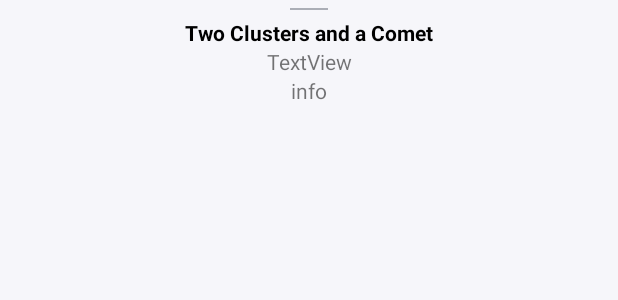
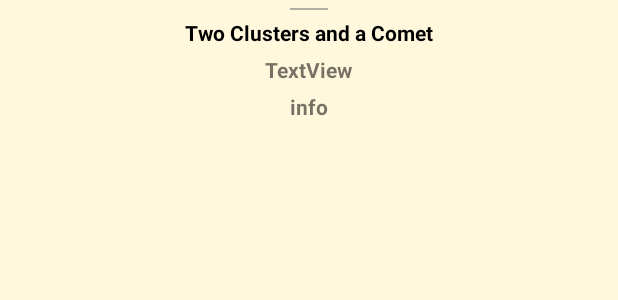
Before and after one commit to BikerIndian/GeekbrainsAndroidMaterialDesign, an Android app: the layout bottom_sheet_layout.xml on its own in the app's theme, with its tools: preview values and no code run, on a phone screen of 412 x 824 dp. Shown: the top 300 px of the screen. Run offline under Robolectric (Android 15) with nearby library versions, the phone set to English and light mode, and no system bars.

Commit message:
Добавлены стили для элементов

```diff
--- a/app/src/main/java/net/svishch/android/pictureoftheday/ui/MainActivity.kt
+++ b/app/src/main/java/net/svishch/android/pictureoftheday/ui/MainActivity.kt
@@ -14,7 +14,7 @@ class MainActivity : AppCompatActivity() {
 
         // Загрузка темы
         setTheme(AppTheme.getTheme(getPreferences(MODE_PRIVATE)))
-
+        R.style.Widget_Design_TextInputLayout
         if (savedInstanceState == null) {
             supportFragmentManager.beginTransaction()
                 .replace(R.id.container, PictureOfTheDayFragment.newInstance())
--- a/app/src/main/res/layout/bottom_sheet_layout.xml
+++ b/app/src/main/res/layout/bottom_sheet_layout.xml
@@ -5,7 +5,7 @@
     android:id="@+id/bottom_sheet_container"
     android:layout_width="match_parent"
     android:layout_height="match_parent"
-    android:background="#f6f6fa"
+    android:background="@color/cornsilk"
     app:behavior_hideable="true"
     app:behavior_peekHeight="200dp"
     android:visibility="visible"
@@ -23,40 +23,25 @@
 
     <TextView
         android:id="@+id/bottom_sheet_description_header"
-        android:layout_width="wrap_content"
-        android:layout_height="wrap_content"
-        android:layout_marginTop="5dp"
-        android:paddingStart="10dp"
-        android:paddingEnd="10dp"
+        style="@style/textView_center"
         android:textColor="#000"
-        android:textStyle="bold"
-        app:layout_constraintEnd_toEndOf="parent"
-        app:layout_constraintStart_toStartOf="parent"
         app:layout_constraintTop_toBottomOf="@+id/bottom_sheet_line"
-        tools:text="Two Clusters and a Comet" />
+        tools:text="Two Clusters and a Comet"
+        tools:ignore="MissingConstraints" />
 
     <TextView
         android:id="@+id/text_date"
-        android:layout_width="wrap_content"
-        android:layout_height="wrap_content"
+        style="@style/textView_center"
         android:text="TextView"
-        tools:layout_editor_absoluteX="153dp"
-        tools:layout_editor_absoluteY="89dp"
-        app:layout_constraintEnd_toEndOf="parent"
-        app:layout_constraintStart_toStartOf="parent"
         app:layout_constraintTop_toBottomOf="@+id/bottom_sheet_description_header"
         tools:ignore="MissingConstraints" />
 
     <TextView
         android:id="@+id/bottom_sheet_description"
-        android:layout_width="wrap_content"
-        android:layout_height="wrap_content"
-        android:paddingStart="10dp"
-        android:paddingEnd="10dp"
-        app:layout_constraintEnd_toEndOf="parent"
-        app:layout_constraintStart_toStartOf="parent"
+        style="@style/textView_center"
         app:layout_constraintTop_toBottomOf="@+id/text_date"
-        tools:text="info" />
+        tools:text="info"
+        tools:ignore="MissingConstraints" />
 
 
 
--- a/app/src/main/res/values/colors.xml
+++ b/app/src/main/res/values/colors.xml
@@ -8,9 +8,10 @@
     <color name="black">#FF000000</color>
     <color name="white">#FFFFFFFF</color>
     <color name="light_blue">#ADD8E6</color>
-    <color name="lime_green">#32CD32</color>
+    <color name="lime_green">#00FF00</color>
     <color name="light_green">#32CD32</color>
     <color name="pale_Turquoise">#32CD32</color>
+    <color name="cornsilk">#FFF8DC</color>
 
     <color name="colorPrimary">#008577</color>
     <color name="colorPrimaryDark">#00574B</color>
--- /dev/null
+++ b/app/src/main/res/values/stile_layout_components.xml
@@ -0,0 +1,56 @@
+<?xml version="1.0" encoding="utf-8"?>
+<resources>
+    <style name="wikipedia_textInputLayout"  parent="width_and_height_100">
+        <item name="backgroundTint">@color/theme_mars_chocolate</item>
+        <item name="android:layout_width">0dp</item>
+        <item name="android:layout_height">wrap_content</item>
+        <item name="endIconMode">custom</item>
+        <item name="layout_constraintEnd_toEndOf">parent</item>
+        <item name="layout_constraintStart_toStartOf">parent</item>
+
+    </style>
+
+    <style name="width_and_height_100">
+        <item name="android:layout_width">match_parent</item>
+        <item name="android:layout_height">match_parent</item>
+    </style>
+
+    <style name="width_and_height_content">
+        <item name="android:layout_width">wrap_content</item>
+        <item name="android:layout_height">wrap_content</item>
+    </style>
+
+    <style name="width_100">
+        <item name="android:layout_width">match_parent</item>
+        <item name="android:layout_height">wrap_content</item>
+    </style>
+
+    <style name="width_and_height_100_padding_10" parent="width_and_height_100">
+        <item name="android:paddingStart">10dp</item>
+        <item name="android:paddingEnd">10dp</item>
+    </style>
+
+    <style name="imageView" parent="width_100">
+        <item name="layout_constraintBottom_toBottomOf">parent</item>
+        <item name="layout_constraintEnd_toEndOf">parent</item>
+        <item name="layout_constraintStart_toStartOf">parent</item>
+        <item name="layout_constraintTop_toTopOf">parent</item>
+        <item name="srcCompat">@drawable/ic_no_photo_vector</item>
+        <item name="android:layout_gravity">center</item>
+    </style>
+
+    <style name="bottomAppBar" parent="width_100">
+        <item name="android:layout_gravity">bottom</item>
+        <item name="hideOnScroll">true</item>
+        <item name="layout_scrollFlags">scroll|enterAlways</item>
+    </style>
+
+    <style name="textView_center" parent="width_and_height_content">
+        <item name="android:layout_marginTop">5dp</item>
+        <item name="android:paddingStart">10dp</item>
+        <item name="android:paddingEnd">10dp</item>
+        <item name="android:textStyle">bold</item>
+        <item name="layout_constraintEnd_toEndOf">parent</item>
+        <item name="layout_constraintStart_toStartOf">parent</item>
+    </style>
+</resources>
--- a/app/src/main/res/values/style.xml
+++ b/app/src/main/res/values/style.xml
@@ -2,27 +2,27 @@
 <resources>
 
     <!--  PictureOfTheDay  -->
-    <style name="editText_PictureOfTheDay" parent="Widget.MaterialComponents.TextInputLayout.FilledBox">
+    <style name="editText_PictureOfTheDay" parent="Widget.MaterialComponents.TextInputLayout.OutlinedBox">
         <!--  цвет фона. -->
         <item name="boxBackgroundColor">@color/pale_Turquoise</item>
         <!-- цвет обводки. -->
         <item name="boxStrokeColor">@color/lime_green</item>
         <!--  цвет цвет подсказки. -->
         <item name="hintTextColor">@color/light_green</item>
+
+        <item name="android:layout_marginTop">5dp</item>
     </style>
 
     <style name="floatingActionButtonStyle_PictureOfTheDay" parent="Widget.Design.FloatingActionButton">
         <item name="backgroundTint">@color/pale_Turquoise</item>
-<!--        <item name="backgroundTint">?attr/colorSecondary</item>-->
-<!--        android:backgroundTint="@color/colorAccent"-->
-
+        <item name="srcCompat">@drawable/ic_plus_fab</item>
     </style>
 
     <style name="bottomAppBar_PictureOfTheDay" parent="Widget.MaterialComponents.BottomAppBar">
         <item name="backgroundTint">@color/black</item>
     </style>
 
-    <style name="editText_Mars" parent="Widget.MaterialComponents.TextInputLayout.FilledBox">
+    <style name="editText_Mars" parent="Widget.MaterialComponents.TextInputLayout.OutlinedBox">
         <!--  цвет фона. -->
         <item name="boxBackgroundColor">@color/theme_mars_chocolate</item>
         <!-- цвет обводки. -->
@@ -31,8 +31,9 @@
         <item name="hintTextColor">@color/theme_mars_chocolate</item>
     </style>
 
-    <style name="floatingActionButtonStyle_Mars" parent="android:Widget">
+    <style name="floatingActionButtonStyle_Mars"  parent="Widget.Design.FloatingActionButton">
         <item name="backgroundTint">@color/theme_mars_maroon</item>
+        <item name="srcCompat">@drawable/ic_send</item>
     </style>
 
     <style name="bottomAppBar_Mars" parent="Widget.MaterialComponents.BottomAppBar">
--- a/app/src/main/res/values/themes.xml
+++ b/app/src/main/res/values/themes.xml
@@ -17,11 +17,9 @@
         <item name="textInputStyle">@style/editText_PictureOfTheDay</item>
         <item name="bottomAppBarStyle">@style/bottomAppBar_PictureOfTheDay</item>
         <item name="floatingActionButtonStyle">@style/floatingActionButtonStyle_PictureOfTheDay</item>
-        <item name="android:colorBackground">@color/light_green</item>
-<!--        <item name="materialCardViewStyle">@style/CardView</item>-->
-<!--        <item name="materialButtonStyle">@style/AppButton</item>-->
-<!--        <item name="editTextStyle">@style/editText_mars</item>-->
-<!--        <item name="coordinatorLayoutStyle">@style/coordinatorLayout_Mars</item>-->
+
+<!--        <item name="android:colorBackground">@color/light_green</item>-->
+
     </style>
 
     <style name="Theme.Mars" parent="Theme.MaterialComponents.Light.NoActionBar">
@@ -40,19 +38,7 @@
         <item name="bottomAppBarStyle">@style/bottomAppBar_Mars</item>
         <item name="floatingActionButtonStyle">@style/floatingActionButtonStyle_Mars</item>
 
-        <!--        <item name="materialCardViewStyle">@style/CardView</item>-->
         <item name="android:colorBackground">@color/theme_mars_chocolate</item>
-<!--        <item name="bottomAppBarStyle">@style/bottomAppBar_Mars</item>-->
 
-<!--        CoordinatorLayout-->
-
-
-
-<!--        <item name="colorPrimaryDark">@color/pink_dark</item>-->
-<!--        <item name="colorAccent">@color/pinkLight</item>-->
-<!--        <item name="android:textColorPrimary">@color/black</item>-->
-<!--        <item name="textColorConnected">@color/green</item>-->
-<!--        <item name="textColorDisConnected">@color/light_gray</item>-->
-<!--        <item name="themeColorPrimary">@color/pink</item>-->
     </style>
 </resources>
```
Also changed, not shown: app/src/main/res/layout/main_fragment.xml (+10 -33 lines).
